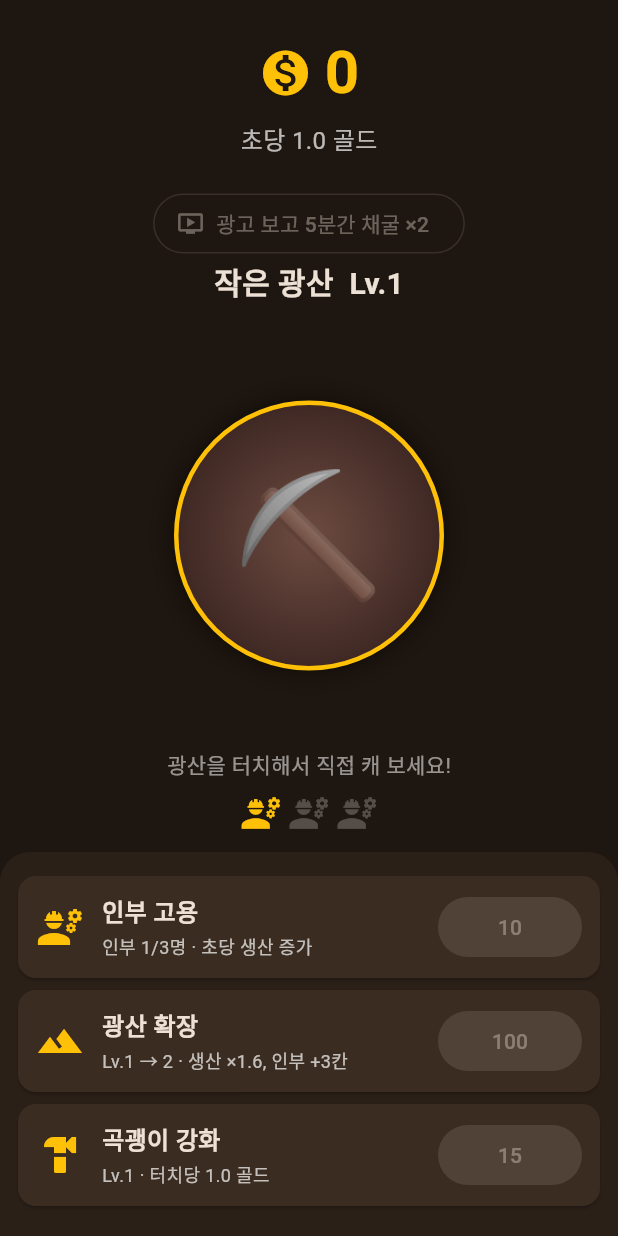
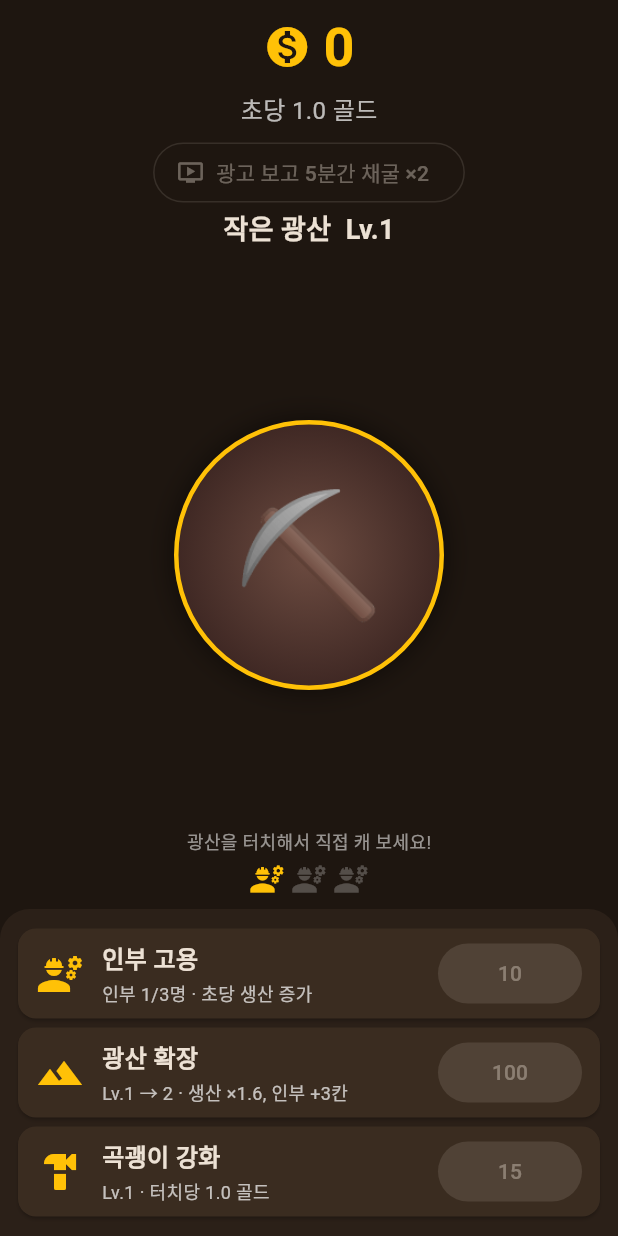
Before and after one commit to okidokidave/game, a Flutter app: the screen it shows after launch, on a phone screen of 412 x 824 dp. Run offline on Flutter 3.47's test engine with Material 3 defaults, Android fonts, the phone set to English and light mode, and no system bars; our stand-ins replace google_mobile_ads, shared_preferences; statements that could not run were skipped.

Commit message:
Keep the mine tappable on small screens
The emulator screenshot (320x640) showed the mine artwork shrunk to
nothing. Tighten header, title, worker row and upgrade card spacing and
overlay the tap hint inside the mine area. Tests now require at least
90px on a 320x616 viewport and 170px on 360x740.

Co-Authored-By: Claude Opus 5.5 <noreply@anthropic.com>
Claude-Session: https://claude.ai/code/session_01XTEUGEx249kfyoZWZtTPzu

```diff
--- a/gold_mine/lib/ui/home_screen.dart
+++ b/gold_mine/lib/ui/home_screen.dart
@@ -178,7 +178,7 @@ class _HomeScreenState extends State<HomeScreen> with WidgetsBindingObserver {
         GameConfig.mineMultiplier(_game.mineLevel + 1) /
         GameConfig.mineMultiplier(_game.mineLevel);
     return Container(
-      padding: const EdgeInsets.fromLTRB(12, 12, 12, 16),
+      padding: const EdgeInsets.fromLTRB(12, 10, 12, 10),
       decoration: const BoxDecoration(
         color: Color(0xFF2B2018),
         borderRadius: BorderRadius.vertical(top: Radius.circular(20)),
--- a/gold_mine/lib/ui/widgets/gold_header.dart
+++ b/gold_mine/lib/ui/widgets/gold_header.dart
@@ -16,18 +16,18 @@ class GoldHeader extends StatelessWidget {
   @override
   Widget build(BuildContext context) {
     return Padding(
-      padding: const EdgeInsets.symmetric(vertical: 20),
+      padding: const EdgeInsets.symmetric(vertical: 6),
       child: Column(
         children: [
           Row(
             mainAxisAlignment: MainAxisAlignment.center,
             children: [
-              const Icon(Icons.monetization_on, color: Colors.amber, size: 36),
+              const Icon(Icons.monetization_on, color: Colors.amber, size: 32),
               const SizedBox(width: 8),
               Text(
                 formatGold(gold),
                 style: const TextStyle(
-                  fontSize: 40,
+                  fontSize: 36,
                   fontWeight: FontWeight.bold,
                   color: Colors.amber,
                 ),
--- a/gold_mine/lib/ui/widgets/mine_view.dart
+++ b/gold_mine/lib/ui/widgets/mine_view.dart
@@ -46,9 +46,9 @@ class _MineViewState extends State<MineView> {
       children: [
         Text(
           '${widget.mineName}  Lv.${widget.mineLevel}',
-          style: const TextStyle(fontSize: 20, fontWeight: FontWeight.bold),
+          style: const TextStyle(fontSize: 18, fontWeight: FontWeight.bold),
         ),
-        const SizedBox(height: 12),
+        const SizedBox(height: 4),
         Expanded(
           child: GestureDetector(
             behavior: HitTestBehavior.opaque,
@@ -89,17 +89,23 @@ class _MineViewState extends State<MineView> {
                     data: f,
                     onDone: () => setState(() => _floats.remove(f)),
                   ),
+                // 안내 문구는 광산 영역 안 아래쪽에 겹쳐서 공간을 아낀다.
+                const Align(
+                  alignment: Alignment.bottomCenter,
+                  child: IgnorePointer(
+                    child: Text(
+                      '광산을 터치해서 직접 캐 보세요!',
+                      style: TextStyle(color: Colors.white54, fontSize: 12),
+                    ),
+                  ),
+                ),
               ],
             ),
           ),
         ),
-        const Text(
-          '광산을 터치해서 직접 캐 보세요!',
-          style: TextStyle(color: Colors.white54),
-        ),
+        const SizedBox(height: 4),
+        _WorkerRow(workers: widget.workers, maxWorkers: widget.maxWorkers),
         const SizedBox(height: 8),
-        _WorkerRow(workers: widget.workers, maxWorkers: widget.maxWorkers),
-        const SizedBox(height: 12),
       ],
     );
   }
@@ -129,7 +135,7 @@ class _WorkerRow extends StatelessWidget {
         for (var i = 0; i < maxWorkers; i++)
           Icon(
             Icons.engineering,
-            size: 28,
+            size: 24,
             color: i < workers ? Colors.amber : Colors.white24,
           ),
       ],
--- a/gold_mine/lib/ui/widgets/upgrade_tile.dart
+++ b/gold_mine/lib/ui/widgets/upgrade_tile.dart
@@ -27,9 +27,9 @@ class UpgradeTile extends StatelessWidget {
   Widget build(BuildContext context) {
     return Card(
       color: const Color(0xFF3A2C20),
-      margin: const EdgeInsets.symmetric(vertical: 4),
+      margin: const EdgeInsets.symmetric(vertical: 3),
       child: Padding(
-        padding: const EdgeInsets.symmetric(horizontal: 12, vertical: 10),
+        padding: const EdgeInsets.symmetric(horizontal: 12, vertical: 6),
         child: Row(
           children: [
             Icon(icon, color: Colors.amber, size: 32),
```
Also changed, not shown: 1 other file.
